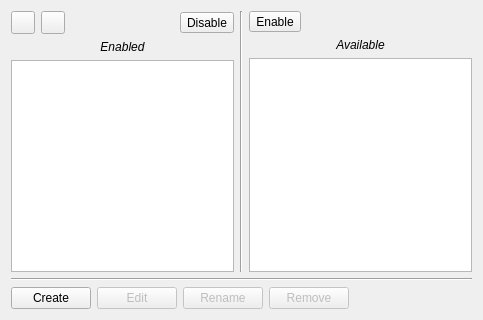
lumina-desktop/lumina, file src-qt5/core/lumina-theme-engine/src/lthemeengine/qsspage.ui: the form before one commit.
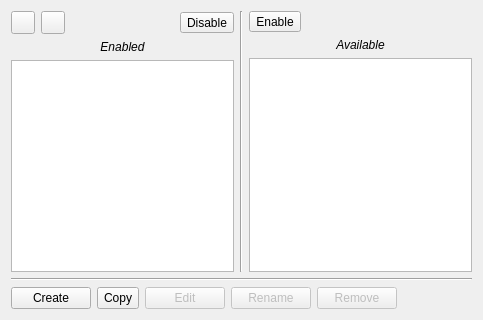
The form after the commit. Icons and pictures are not drawn.

Commit message: Add a "copy" button to the QSS page for copying files to make changes.

What changed in the file:
```diff
--- a/src-qt5/core/lumina-theme-engine/src/lthemeengine/qsspage.ui
+++ b/src-qt5/core/lumina-theme-engine/src/lthemeengine/qsspage.ui
@@ -227,11 +227,30 @@
        </property>
       </widget>
      </item>
+     <item>
+      <widget class="QToolButton" name="copyButton">
+       <property name="sizePolicy">
+        <sizepolicy hsizetype="Preferred" vsizetype="Preferred">
+         <horstretch>0</horstretch>
+         <verstretch>0</verstretch>
+        </sizepolicy>
+       </property>
+       <property name="text">
+        <string>Copy</string>
+       </property>
+      </widget>
+     </item>
      <item>
       <widget class="QPushButton" name="editButton">
        <property name="enabled">
         <bool>false</bool>
        </property>
+       <property name="sizePolicy">
+        <sizepolicy hsizetype="Preferred" vsizetype="Preferred">
+         <horstretch>0</horstretch>
+         <verstretch>0</verstretch>
+        </sizepolicy>
+       </property>
        <property name="text">
         <string>Edit</string>
        </property>
@@ -242,6 +261,12 @@
        <property name="enabled">
         <bool>false</bool>
        </property>
+       <property name="sizePolicy">
+        <sizepolicy hsizetype="Preferred" vsizetype="Preferred">
+         <horstretch>0</horstretch>
+         <verstretch>0</verstretch>
+        </sizepolicy>
+       </property>
        <property name="text">
         <string>Rename</string>
        </property>
@@ -252,6 +277,12 @@
        <property name="enabled">
         <bool>false</bool>
        </property>
+       <property name="sizePolicy">
+        <sizepolicy hsizetype="Preferred" vsizetype="Preferred">
+         <horstretch>0</horstretch>
+         <verstretch>0</verstretch>
+        </sizepolicy>
+       </property>
        <property name="text">
         <string>Remove</string>
        </property>
```
Left out of the diff: 10 changed lines with no effect on the pictures. The commit also changes 2 other files.
